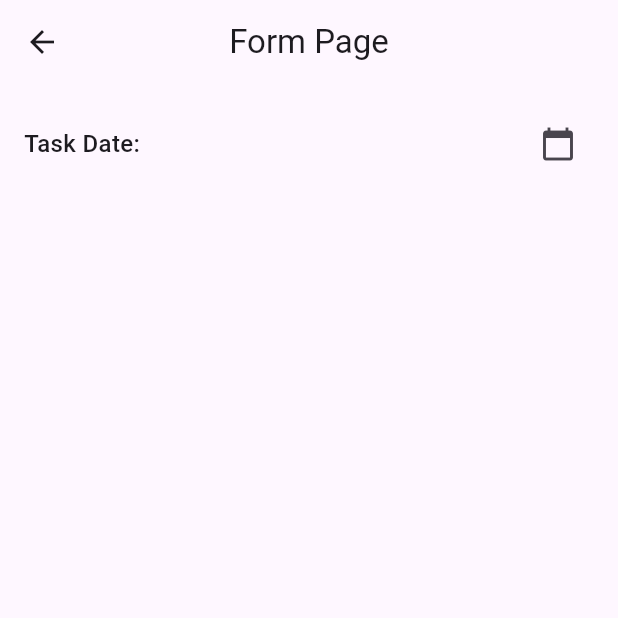
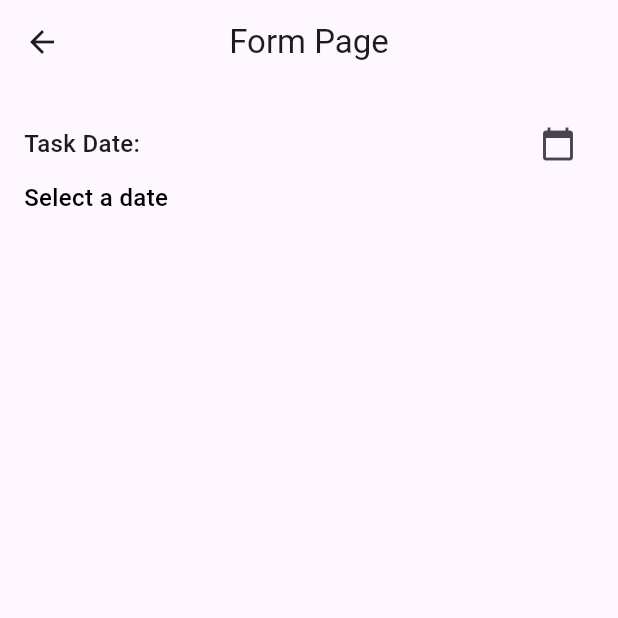
Before and after one commit to mddhafa/TodoApp_0064, a Flutter app: the Todopage screen opened directly, on a phone screen of 412 x 824 dp, the top half of it. Run offline on Flutter 3.47's test engine with Material 3 defaults, Android fonts, the phone set to English and light mode, and no system bars.

Commit message:
Menambahkan row baru yang berisi tanggal yang di pilih dan warna jika tanggal tidak dipilih atau kosong

```diff
--- a/lib/todo.dart
+++ b/lib/todo.dart
@@ -44,6 +44,20 @@ class _TodopageState extends State<Todopage> {
                   ),
                 ],
               ),
+              Row(
+                children: [
+                  Text(
+                    selectedDate == null
+                        ? 'Select a date'
+                        : '${selectedDate!.day}-${selectedDate!.month}-${selectedDate!.year}',
+                    style: TextStyle(
+                      fontSize: 16,
+                      fontWeight: FontWeight.w500,
+                      color: _dateError != null ? Colors.red : Colors.black,
+                    ),
+                  ),
+                ],
+              ),
 
             ],
           ),
```
